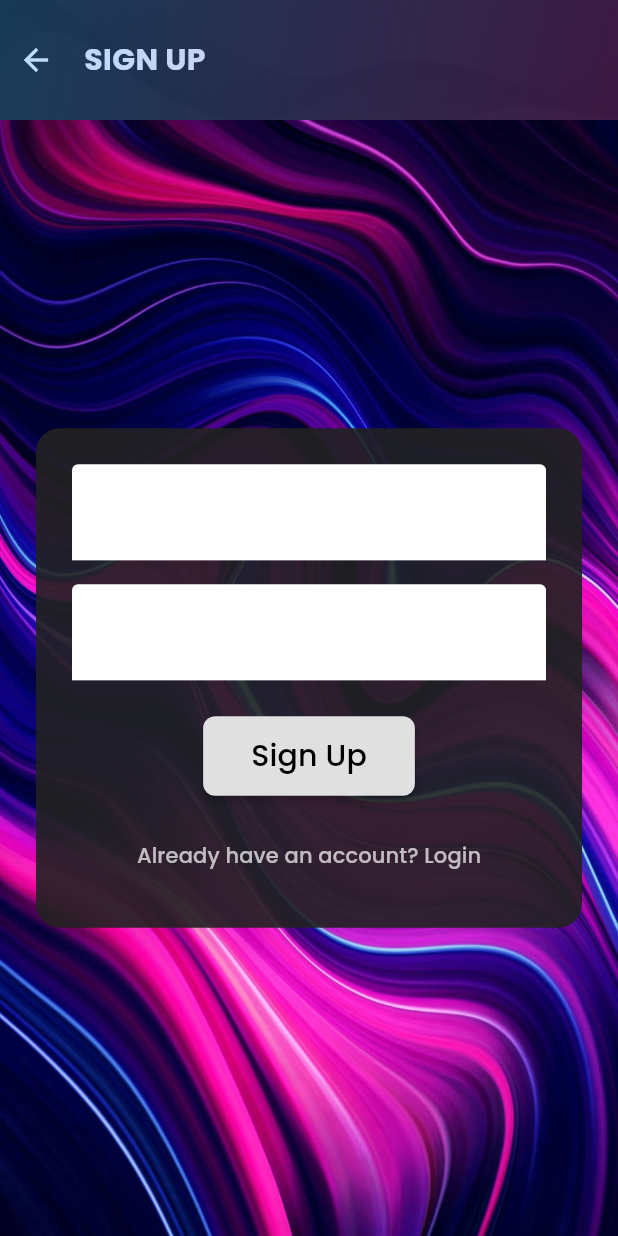
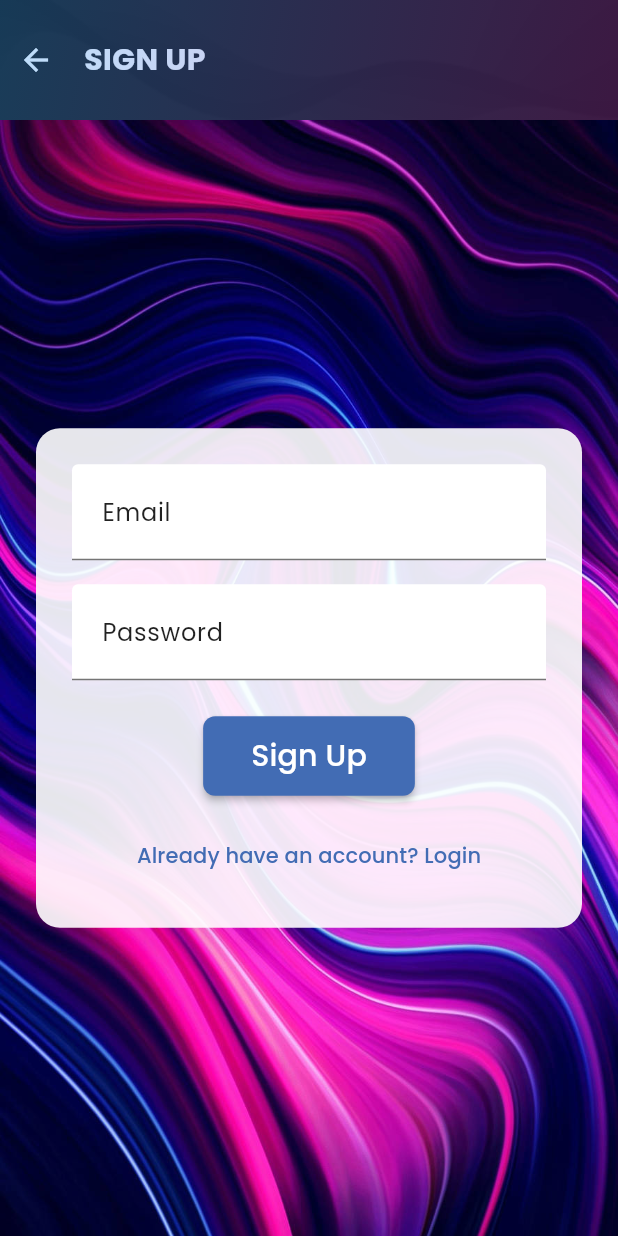
Before and after one commit to WeezyF0/Sororia, a Flutter app: the SignupScreen screen opened by its route, on a phone screen of 412 x 824 dp. Run offline on Flutter 3.47's test engine with Material 3 defaults, Android fonts, the phone set to English and light mode, and no system bars; our stand-ins replace cloud_firestore, firebase_auth, firebase_core, flutter_dotenv, flutter_map, flutter_markdown and 7 more; missing offline and left inert: string_similarity; accounts and stored records are empty.

Commit message:
signup theme fix

```diff
--- a/lib/screens/signup_screen.dart
+++ b/lib/screens/signup_screen.dart
@@ -22,18 +22,24 @@ class _SignupScreenState extends State<SignupScreen> {
       Navigator.pop(context);
     } else {
       ScaffoldMessenger.of(context).showSnackBar(
-        SnackBar(content: Text("Signup failed")),
+        SnackBar(
+          content: Text("Signup failed"),
+          backgroundColor: Theme.of(context).colorScheme.error,
+          behavior: SnackBarBehavior.floating,
+        ),
       );
     }
   }
 
   @override
   Widget build(BuildContext context) {
+    final isDarkMode = Theme.of(context).brightness == Brightness.dark;
+    final primaryColor = Theme.of(context).primaryColor;
+
     return Scaffold(
       appBar: PreferredSize(
         preferredSize: const Size.fromHeight(80.0),
         child: AppBar(
-          // Remove default leading/back button to avoid misalignment
           automaticallyImplyLeading: false,
           backgroundColor: Colors.transparent,
           elevation: 0,
@@ -54,22 +60,17 @@ class _SignupScreenState extends State<SignupScreen> {
                 ],
               ),
             ),
-            // SafeArea prevents overlap with status bar
             child: SafeArea(
-              // Center horizontally & vertically
               child: Center(
-                // Row sized to its children, so they remain together in the center
                 child: Row(
-                  mainAxisAlignment: MainAxisAlignment.start, // Distribute space between children
+                  mainAxisAlignment: MainAxisAlignment.start,
                   crossAxisAlignment: CrossAxisAlignment.center,
                   children: [
-                    // Custom back arrow (white)
                     IconButton(
                       icon: const Icon(Icons.arrow_back, color: Colors.white),
                       onPressed: () => Navigator.pop(context),
                     ),
                     const SizedBox(width: 8),
-                    // Title
                     const Text(
                       "SIGN UP",
                       style: TextStyle(
@@ -95,61 +96,95 @@ class _SignupScreenState extends State<SignupScreen> {
         child: Center(
           child: SingleChildScrollView(
             child: Card(
-              elevation: 8.0, // Adds a shadow for the card look
+              elevation: 8.0,
               shape: RoundedRectangleBorder(
-                borderRadius: BorderRadius.circular(16.0), // Rounded corners
+                borderRadius: BorderRadius.circular(16.0),
               ),
               margin: const EdgeInsets.symmetric(horizontal: 24.0),
-              color: Colors.grey[900]?.withOpacity(0.9), // Dark card background with slight transparency
+              color: isDarkMode
+                ? Colors.grey[900]?.withOpacity(0.9)
+                : Colors.white.withOpacity(0.9),
               child: Padding(
                 padding: const EdgeInsets.all(24.0),
                 child: Column(
-                  mainAxisSize: MainAxisSize.min, // Shrink to fit its children
+                  mainAxisSize: MainAxisSize.min,
                   children: [
                     TextField(
                       controller: emailController,
-                      decoration: const InputDecoration(
+                      decoration: InputDecoration(
                         labelText: "Email",
-                        labelStyle: TextStyle(color: Colors.white),
+                        labelStyle: TextStyle(
+                          color: isDarkMode ? Colors.white70 : Colors.black87,
+                        ),
                         enabledBorder: UnderlineInputBorder(
-                          borderSide: BorderSide(color: Colors.white54),
+                          borderSide: BorderSide(
+                            color: isDarkMode ? Colors.white54 : Colors.black54,
+                          ),
+                        ),
+                        focusedBorder: UnderlineInputBorder(
+                          borderSide: BorderSide(
+                            color: primaryColor,
+                            width: 2,
+                          ),
                         ),
                       ),
-                      style: const TextStyle(color: Colors.white),
+                      style: TextStyle(
+                        color: isDarkMode ? Colors.white : Colors.black87,
+                      ),
                     ),
                     const SizedBox(height: 16.0),
                     TextField(
                       controller: passwordController,
-                      decoration: const InputDecoration(
+                      decoration: InputDecoration(
                         labelText: "Password",
-                        labelStyle: TextStyle(color: Colors.white),
+                        labelStyle: TextStyle(
+                          color: isDarkMode ? Colors.white70 : Colors.black87,
+                        ),
                         enabledBorder: UnderlineInputBorder(
-                          borderSide: BorderSide(color: Colors.white54),
+                          borderSide: BorderSide(
+                            color: isDarkMode ? Colors.white54 : Colors.black54,
+                          ),
+                        ),
+                        focusedBorder: UnderlineInputBorder(
+                          borderSide: BorderSide(
+                            color: primaryColor,
+                            width: 2,
+                          ),
                         ),
                       ),
-                      style: const TextStyle(color: Colors.white),
+                      style: TextStyle(
+                        color: isDarkMode ? Colors.white : Colors.black87,
+                      ),
                       obscureText: true,
                     ),
                     const SizedBox(height: 24.0),
                     ElevatedButton(
                       onPressed: _signUp,
                       style: ElevatedButton.styleFrom(
-                        backgroundColor: Colors.grey[300], // Button background color
+                        backgroundColor: primaryColor,
+                        foregroundColor: Colors.white,
                         padding: const EdgeInsets.symmetric(horizontal: 32.0, vertical: 12.0),
                         shape: RoundedRectangleBorder(
                           borderRadius: BorderRadius.circular(8.0),
                         ),
                       ),
-                      child: const Text("Sign Up", style: TextStyle(fontSize: 20, color: Colors.black)),
+                      child: const Text("Sign Up",
+                        style: TextStyle(
+                          fontSize: 20,
+                          color: Colors.white,
+                        ),
+                      ),
                     ),
                     const SizedBox(height: 16.0),
                     TextButton(
                       onPressed: () {
                         Navigator.pushNamed(context, '/login');
                       },
-                      child: const Text(
+                      child: Text(
                         "Already have an account? Login",
-                        style: TextStyle(color: Colors.white70),
+                        style: TextStyle(
+                          color: isDarkMode ? Colors.white70 : primaryColor,
+                        ),
                       ),
                     ),
                   ],
```
